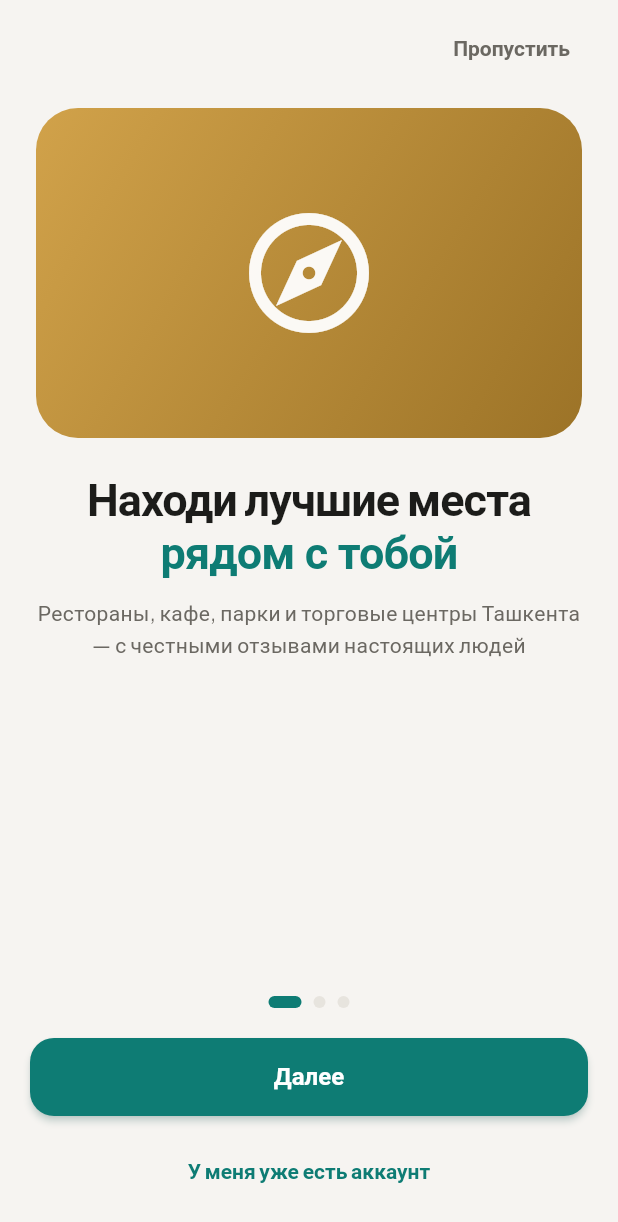
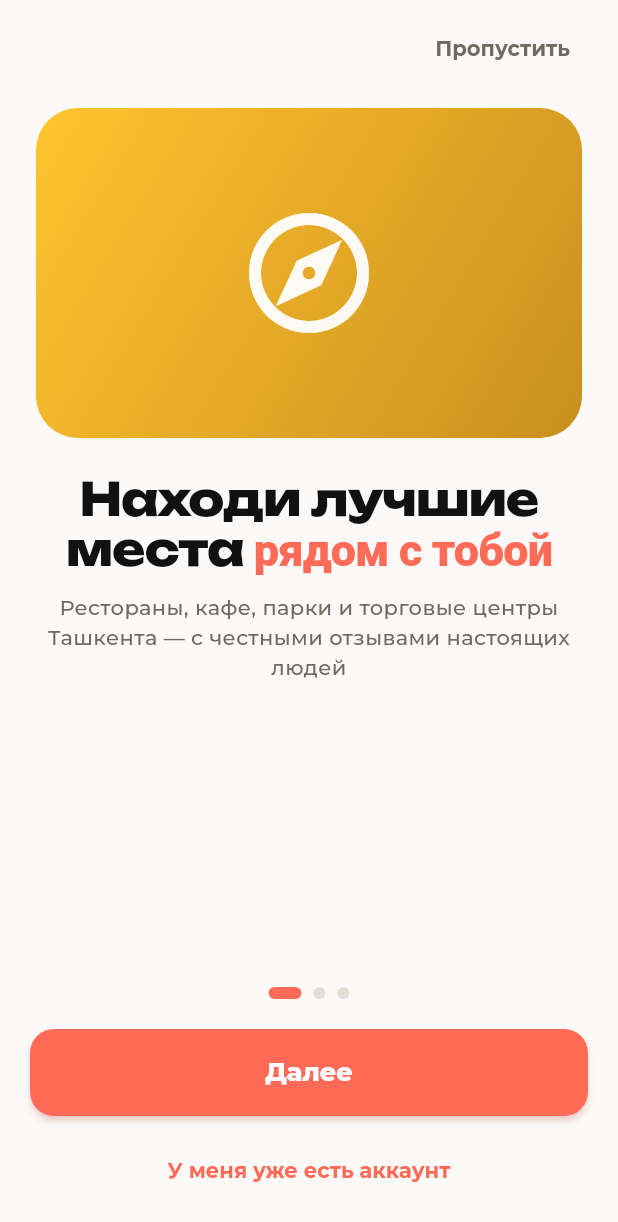
Before and after one commit to d44584131-bit/Tavsiya-MVP, a Flutter app: the screen it shows after launch, on a phone screen of 412 x 824 dp. Shown: the top 1222 px of the screen. Run offline on Flutter 3.47's test engine with Material 3 defaults, Android fonts, the phone set to English and light mode, and no system bars; our stand-ins replace google_fonts, image_picker, permission_handler, share_plus, shared_preferences, supabase_flutter; accounts and stored records are empty.

Commit message:
Apply Ember design bundle: coral accent, warm paper/ink palette, new type scale
Global tokens (ThemeData/AppColors/spacing+radius constants) now match the
Ember design system - coral accent replaces teal, warm paper/ink surfaces,
Unbounded for headlines, Montserrat for UI text, JetBrains Mono for
uppercase tag-style labels (category badges, level/status/reply badges,
filter chips). No functional/business-logic changes.

```diff
--- a/lib/theme/app_colors.dart
+++ b/lib/theme/app_colors.dart
@@ -4,33 +4,38 @@ import 'package:flutter/material.dart';
 /// Все экраны и компоненты должны брать цвета отсюда,
 /// а не хардкодить Color(0x...) напрямую — это то, что
 /// позволяет теме (day/night) переключаться без "поломок".
+///
+/// Палитра — по дизайн-бандлу Ember (тёплая бумага + один акцент —
+/// коралл), а не типовой сине-фиолетовый ИИ-градиент.
 class AppColors {
   AppColors._();
 
-  // --- Brand ---
-  // Тёмная бирюза вместо типового "фиолетово-синего" ИИ-градиента — один
-  // осознанный акцент, а не смесь ярких цветов на каждом экране.
-  static const Color primaryLight = Color(0xFF0E7C74);
-  static const Color primaryDark =
-      Color(0xFF4FD1C5); // чуть светлее/glow на тёмном фоне
-  static const Color accentOrange =
-      Color(0xFFE29B3F); // звёзды рейтинга (десатурировано под общий тон)
+  // --- Brand: coral (единственный акцент во всём продукте) ---
+  static const Color primaryLight = Color(0xFFFF6B57); // coral-500
+  static const Color primaryDark = Color(0xFFFF7A66); // coral-400
+  static const Color accentPress = Color(0xFFD9503C); // coral-700
 
-  // --- Light theme ---
-  // Тёплый нейтральный фон (одна серая семья), без сиреневого оттенка.
-  static const Color lightBackground = Color(0xFFF6F4F1);
-  static const Color lightSurface = Color(0xFFFFFFFF);
-  static const Color lightTextPrimary = Color(0xFF1C1C1A);
-  static const Color lightTextSecondary = Color(0xFF6B6862);
-  static const Color lightBorder = Color(0xFFE7E4DE);
+  /// Акцент для рейтингов/бейджей — один и тот же оттенок коралла
+  /// независимо от темы (даёт узнаваемый "house accent").
+  static const Color accentOrange = Color(0xFFFF7A66);
 
-  // --- Dark theme ---
-  static const Color darkBackground =
-      Color(0xFF13100E); // тёплый почти-чёрный, не сине-фиолетовый
-  static const Color darkSurface = Color(0xFF1F1B18);
-  static const Color darkTextPrimary = Color(0xFFF2F0EC);
-  static const Color darkTextSecondary = Color(0xFFA9A499);
-  static const Color darkBorder = Color(0xFF2E2925);
+  // --- Light theme (тёплая бумага) ---
+  static const Color lightBackground = Color(0xFFFBFAF8); // paper-050
+  static const Color lightSurface = Color(0xFFFFFFFF); // paper-000
+  static const Color lightSurfaceBubble = Color(0xFFF3F1EE); // paper-200
+  static const Color lightTextPrimary = Color(0xFF111111);
+  static const Color lightTextSecondary = Color(0xFF6F6A62); // ink-500
+  static const Color lightTextMuted = Color(0xFF9A948A); // ink-300
+  static const Color lightBorder = Color(0xFFE2DED6); // paper-300
+
+  // --- Dark theme (тёплый почти-чёрный, не сине-фиолетовый) ---
+  static const Color darkBackground = Color(0xFF111010); // ink-900
+  static const Color darkSurface = Color(0xFF1A1817); // ink-800
+  static const Color darkSurfaceBubble = Color(0xFF1A1817); // ink-800
+  static const Color darkTextPrimary = Color(0xFFF7F4EF); // paper-100
+  static const Color darkTextSecondary = Color(0xFFB3ABA1); // ink-350
+  static const Color darkTextMuted = Color(0xFF7D766D);
+  static const Color darkBorder = Color(0xFF2B2724);
 
   // --- Semantic (плюсы/минусы в отзывах) ---
   static const Color positive = Color(0xFF3F9469);
@@ -39,22 +44,19 @@ class AppColors {
   /// Тень, тонированная под тон поверхности — вместо плоского чёрного
   /// withValues(alpha: ...), который выглядит генерично.
   static Color tintedShadow({required bool isDark, double opacity = 0.16}) {
-    final base = isDark ? const Color(0xFF000000) : primaryLight;
+    final base = isDark ? const Color(0xFF928A80) : primaryLight;
     return base.withValues(alpha: opacity);
   }
 
-  /// Тональный (одноцветный) градиент для "шапок" карточек мест — у каждой
-  /// категории свой оттенок вместо всегда одинаковой смеси в фиолетовый.
+  /// Тональный (одноцветный) градиент для "шапок" карточек мест — цвета
+  /// категорий фиксированы дизайн-системой (Ember): ресторан/кафе/парк/ТЦ.
   /// category: 'restaurant' | 'cafe' | 'park' | 'mall'
   static List<Color> headerGradient(String category, {required bool isDark}) {
     final base = switch (category) {
-      'restaurant' => const [Color(0xFFE8815A), Color(0xFFB85A34)], // терракота
-      'cafe' => const [Color(0xFFD1A24A), Color(0xFF9C7327)], // тёплый янтарь
-      'park' => const [Color(0xFF5FA872), Color(0xFF2F7A48)], // лесная зелень
-      'mall' => const [
-          Color(0xFF2E8F87),
-          Color(0xFF17635D)
-        ], // бирюза (в тон primary)
+      'restaurant' => const [Color(0xFFFF8570), Color(0xFFD9503C)], // коралл
+      'cafe' => const [Color(0xFFFFC42E), Color(0xFFC98F1F)], // янтарь
+      'park' => const [Color(0xFF4FCB80), Color(0xFF237A46)], // зелень
+      'mall' => const [Color(0xFFC6ADFB), Color(0xFF8A63D1)], // лаванда
       _ => const [Color(0xFF6B675F), Color(0xFF44413B)],
     };
     if (!isDark) return base;
--- /dev/null
+++ b/lib/theme/app_dimens.dart
@@ -0,0 +1,44 @@
+/// Шкала отступов и радиусов скругления — по дизайн-бандлу Ember.
+/// Используем вместо "магических чисел" в новых/переделываемых виджетах,
+/// чтобы весь продукт держался на одной сетке.
+class AppSpacing {
+  AppSpacing._();
+
+  static const double s1 = 4;
+  static const double s2 = 7;
+  static const double s3 = 12;
+  static const double s4 = 14;
+  static const double s5 = 16;
+  static const double s6 = 22;
+  static const double s7 = 24;
+  static const double s8 = 34;
+  static const double s9 = 56;
+
+  static const double screenPadX = 24;
+  static const double screenPadTop = 56;
+  static const double screenPadBottom = 34;
+}
+
+class AppRadius {
+  AppRadius._();
+
+  static const double tag = 7;
+  static const double bubble = 16;
+  static const double bubbleHero = 20;
+  static const double button = 16;
+  static const double card = 26;
+  static const double screen = 34;
+  static const double venue = 20;
+  static const double venueTail = 6;
+  static const double folder = 14;
+  static const double field = 16;
+  static const double nav = 22;
+}
+
+class AppSizes {
+  AppSizes._();
+
+  static const double controlHeight = 58; // основная кнопка
+  static const double fieldHeight = 46;
+  static const double navHeight = 76;
+}
--- a/lib/theme/app_theme.dart
+++ b/lib/theme/app_theme.dart
@@ -1,6 +1,7 @@
 import 'package:flutter/material.dart';
 import 'package:google_fonts/google_fonts.dart';
 import 'app_colors.dart';
+import 'app_dimens.dart';
 
 class AppTheme {
   AppTheme._();
@@ -12,7 +13,7 @@ class AppTheme {
       scaffoldBackgroundColor: AppColors.lightBackground,
       colorScheme: const ColorScheme.light(
         primary: primary,
-        secondary: AppColors.accentOrange,
+        secondary: primary,
         surface: AppColors.lightSurface,
         onSurface: AppColors.lightTextPrimary,
       ),
@@ -24,9 +25,10 @@ class AppTheme {
         backgroundColor: Colors.transparent,
         elevation: 0,
         foregroundColor: AppColors.lightTextPrimary,
-        titleTextStyle: GoogleFonts.outfit(
+        titleTextStyle: GoogleFonts.unbounded(
             fontSize: 20,
-            fontWeight: FontWeight.w600,
+            fontWeight: FontWeight.w800,
+            letterSpacing: -0.3,
             color: AppColors.lightTextPrimary),
       ),
       elevatedButtonTheme: _elevatedButtonTheme(primary, Colors.white),
@@ -43,7 +45,7 @@ class AppTheme {
       scaffoldBackgroundColor: AppColors.darkBackground,
       colorScheme: const ColorScheme.dark(
         primary: primary,
-        secondary: AppColors.accentOrange,
+        secondary: primary,
         surface: AppColors.darkSurface,
         onSurface: AppColors.darkTextPrimary,
       ),
@@ -55,9 +57,10 @@ class AppTheme {
         backgroundColor: Colors.transparent,
         elevation: 0,
         foregroundColor: AppColors.darkTextPrimary,
-        titleTextStyle: GoogleFonts.outfit(
+        titleTextStyle: GoogleFonts.unbounded(
             fontSize: 20,
-            fontWeight: FontWeight.w600,
+            fontWeight: FontWeight.w800,
+            letterSpacing: -0.3,
             color: AppColors.darkTextPrimary),
       ),
       elevatedButtonTheme:
@@ -74,13 +77,14 @@ class AppTheme {
       style: ElevatedButton.styleFrom(
         backgroundColor: primary,
         foregroundColor: onPrimary,
-        minimumSize: const Size.fromHeight(52),
+        minimumSize: const Size.fromHeight(AppSizes.controlHeight),
         elevation: 2,
         // тонированная тень под цвет кнопки — не плоский чёрный
         shadowColor: primary.withValues(alpha: 0.45),
-        shape: RoundedRectangleBorder(borderRadius: BorderRadius.circular(16)),
-        textStyle: GoogleFonts.plusJakartaSans(
-            fontWeight: FontWeight.w600, fontSize: 16),
+        shape: RoundedRectangleBorder(
+            borderRadius: BorderRadius.circular(AppRadius.button)),
+        textStyle: GoogleFonts.montserrat(
+            fontWeight: FontWeight.w800, fontSize: 17),
         animationDuration: const Duration(milliseconds: 200),
       ),
     );
@@ -90,11 +94,12 @@ class AppTheme {
       Color primary, Color border) {
     return OutlinedButtonThemeData(
       style: OutlinedButton.styleFrom(
-        minimumSize: const Size.fromHeight(52),
+        minimumSize: const Size.fromHeight(AppSizes.controlHeight),
         side: BorderSide(color: border),
-        shape: RoundedRectangleBorder(borderRadius: BorderRadius.circular(16)),
-        textStyle: GoogleFonts.plusJakartaSans(
-            fontWeight: FontWeight.w600, fontSize: 16),
+        shape: RoundedRectangleBorder(
+            borderRadius: BorderRadius.circular(AppRadius.button)),
+        textStyle: GoogleFonts.montserrat(
+            fontWeight: FontWeight.w700, fontSize: 16),
         animationDuration: const Duration(milliseconds: 200),
       ),
     );
@@ -104,52 +109,69 @@ class AppTheme {
     return TextButtonThemeData(
       style: TextButton.styleFrom(
         foregroundColor: primary,
-        textStyle: GoogleFonts.plusJakartaSans(
-            fontWeight: FontWeight.w600, fontSize: 14),
-        shape: RoundedRectangleBorder(borderRadius: BorderRadius.circular(12)),
+        textStyle: GoogleFonts.montserrat(
+            fontWeight: FontWeight.w700, fontSize: 14),
+        shape: RoundedRectangleBorder(
+            borderRadius: BorderRadius.circular(AppRadius.folder)),
       ),
     );
   }
 
-  // Outfit — для заголовков (характерный шрифт с индивидуальностью вместо
-  // системного дефолта), Plus Jakarta Sans — для текста (читаемый, но не
-  // "ещё один Inter"). Отрицательный tracking на крупных заголовках и
-  // положительный на мелких лейблах — по тому же принципу, что в капсах/лейблах.
+  // Unbounded ExtraBold — тяжёлые заголовки (фирменная "громкая" геометрия
+  // вместо системного дефолта), Montserrat — весь остальной UI-текст,
+  // JetBrains Mono — мелкие капс-лейблы/метки (в духе "КОФЕЙНЯ", "ШАГ 03/03").
+  // Отрицательный tracking на крупных заголовках и положительный на мелких
+  // моно-лейблах — по спецификации бандла Ember.
   static TextTheme _textTheme(Color primary, Color secondary) {
     return TextTheme(
-      headlineLarge: GoogleFonts.outfit(
+      headlineLarge: GoogleFonts.unbounded(
           fontSize: 30,
+          fontWeight: FontWeight.w800,
+          color: primary,
+          height: 1.1,
+          letterSpacing: -0.6),
+      headlineMedium: GoogleFonts.unbounded(
+          fontSize: 21,
           fontWeight: FontWeight.w700,
           color: primary,
           height: 1.15,
-          letterSpacing: -0.6),
-      headlineMedium: GoogleFonts.outfit(
-          fontSize: 21,
-          fontWeight: FontWeight.w600,
-          color: primary,
-          height: 1.2,
-          letterSpacing: -0.3),
-      titleMedium: GoogleFonts.plusJakartaSans(
-          fontSize: 16,
-          fontWeight: FontWeight.w600,
+          letterSpacing: -0.4),
+      titleLarge: GoogleFonts.montserrat(
+          fontSize: 17,
+          fontWeight: FontWeight.w800,
           color: primary,
           letterSpacing: -0.1),
-      bodyLarge: GoogleFonts.plusJakartaSans(
+      titleMedium: GoogleFonts.montserrat(
+          fontSize: 16,
+          fontWeight: FontWeight.w700,
+          color: primary,
+          letterSpacing: -0.1),
+      bodyLarge: GoogleFonts.montserrat(
           fontSize: 15,
-          fontWeight: FontWeight.w400,
+          fontWeight: FontWeight.w500,
           color: primary,
           height: 1.45),
-      bodyMedium: GoogleFonts.plusJakartaSans(
+      bodyMedium: GoogleFonts.montserrat(
           fontSize: 14,
-          fontWeight: FontWeight.w400,
+          fontWeight: FontWeight.w500,
           color: secondary,
           height: 1.45),
+      labelLarge: GoogleFonts.montserrat(
+          fontSize: 14,
+          fontWeight: FontWeight.w700,
+          color: primary,
+          letterSpacing: 0.1),
+      labelMedium: GoogleFonts.montserrat(
+          fontSize: 12,
+          fontWeight: FontWeight.w600,
+          color: secondary,
+          letterSpacing: 0.1),
       // tabularFigures — рейтинги/счётчики отзывов не "прыгают" по ширине
-      labelSmall: GoogleFonts.plusJakartaSans(
-        fontSize: 12,
+      labelSmall: GoogleFonts.jetBrainsMono(
+        fontSize: 11,
         fontWeight: FontWeight.w600,
         color: secondary,
-        letterSpacing: 0.2,
+        letterSpacing: 0.6,
         fontFeatures: const [FontFeature.tabularFigures()],
       ),
     );
```
Also changed, not shown: lib/widgets/chip_selector.dart (+11 -8 lines), lib/widgets/place_card.dart (+5 -3 lines), lib/widgets/place_review_card.dart (+17 -12 lines), lib/widgets/reviewer_level_badge.dart (+9 -6 lines), lib/widgets/status_badge.dart (+8 -5 lines).
